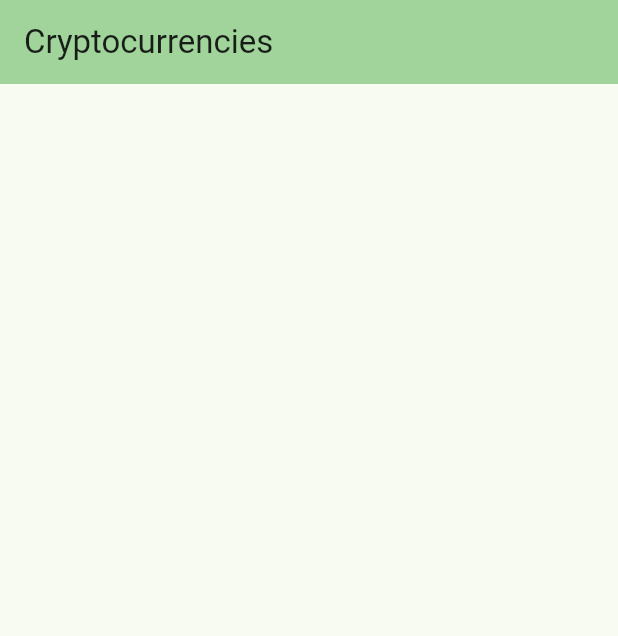
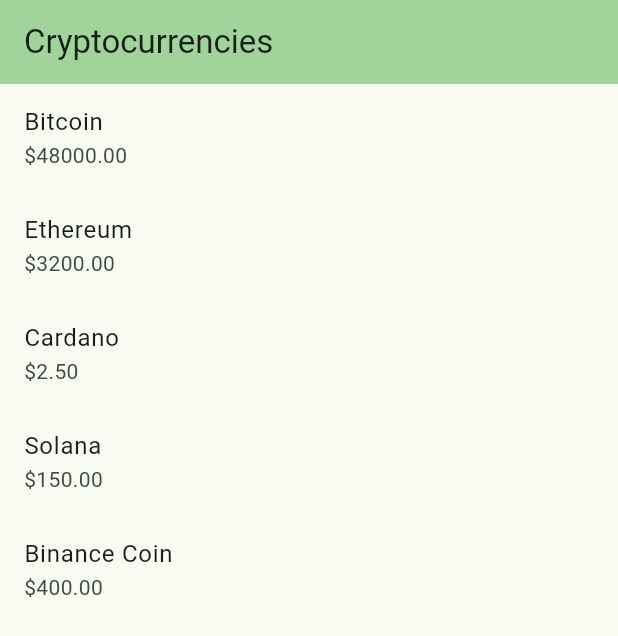
Before and after one commit to voidrlm/Crypto-Ticker-Flutter-App, a Flutter app: the screen it shows after launch, on a phone screen of 412 x 824 dp. Shown: the top 636 px of the screen. Run offline on Flutter 3.47's test engine with Material 2 defaults, Android fonts, the phone set to English and light mode, and no system bars.

Commit message:
Initial list view using mock data

```diff
--- a/lib/main.dart
+++ b/lib/main.dart
@@ -29,7 +29,21 @@
   State<MyHomePage> createState() => _MyHomePageState();
 }
 
+class CryptoPrice {
+  final String name;
+  final double price;
+
+  CryptoPrice({required this.name, required this.price});
+}
+
 class _MyHomePageState extends State<MyHomePage> {
+  final List<CryptoPrice> cryptoPrices = [
+    CryptoPrice(name: 'Bitcoin', price: 48000),
+    CryptoPrice(name: 'Ethereum', price: 3200),
+    CryptoPrice(name: 'Cardano', price: 2.5),
+    CryptoPrice(name: 'Solana', price: 150),
+    CryptoPrice(name: 'Binance Coin', price: 400),
+  ];
   @override
   Widget build(BuildContext context) {
     return Scaffold(
@@ -37,11 +51,14 @@
         backgroundColor: Theme.of(context).colorScheme.inversePrimary,
         title: Text(widget.title),
       ),
-      body: const Center(
-        child: Column(
-          mainAxisAlignment: MainAxisAlignment.center,
-          children: <Widget>[],
-        ),
+      body: ListView.builder(
+        itemCount: cryptoPrices.length,
+        itemBuilder: (BuildContext context, int index) {
+          return ListTile(
+            title: Text(cryptoPrices[index].name),
+            subtitle: Text('\$${cryptoPrices[index].price.toStringAsFixed(2)}'),
+          );
+        },
       ),
     );
   }
```
